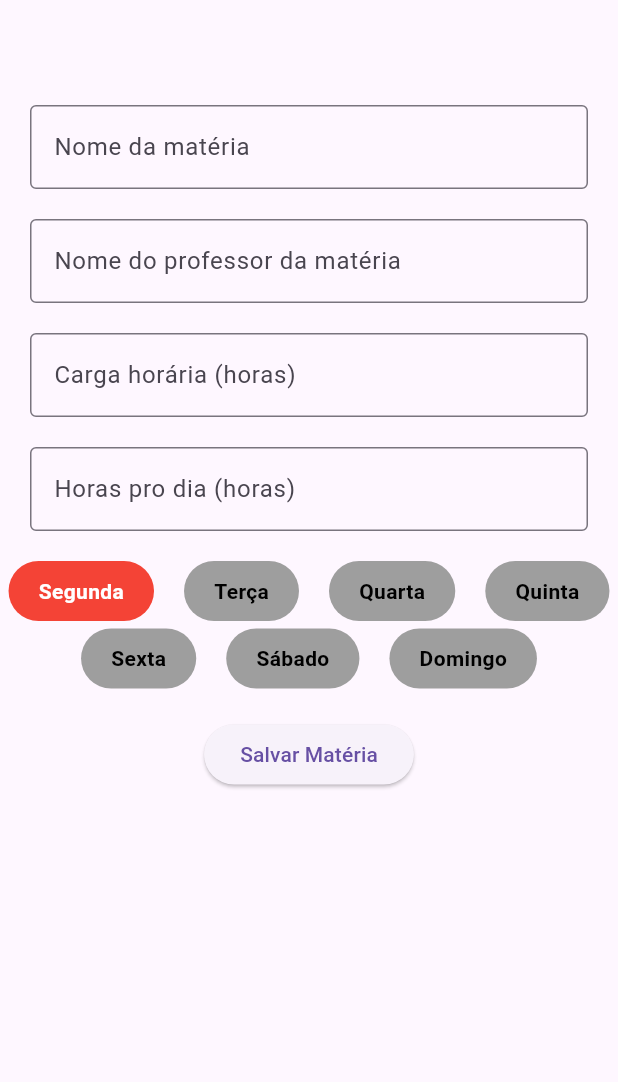
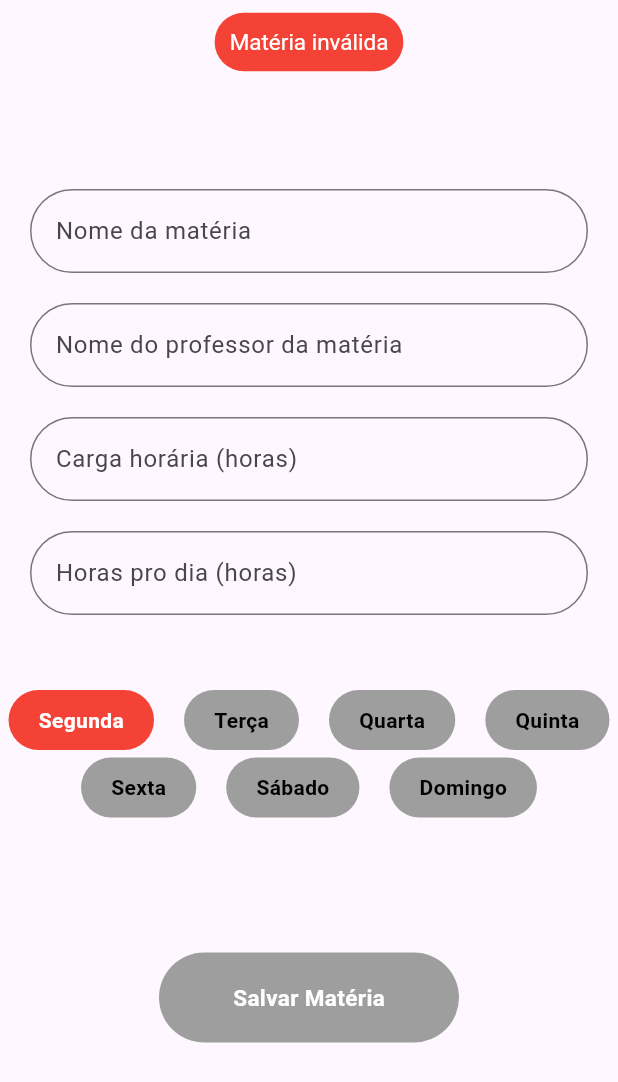
Before and after one commit to rafasdsm/studytracker_v2, a Flutter app: the screen it shows after launch, after a tap on "Segunda", on a phone screen of 412 x 824 dp. Shown: the top 1082 px of the screen. Run offline on Flutter 3.47's test engine with Material 3 defaults, Android fonts, the phone set to English and light mode, and no system bars; our stand-ins replace material_ui.

Commit message:
feat: add AppSession and Materia model; enhance MateriaFormPage validation

```diff
--- a/lib/main.dart
+++ b/lib/main.dart
@@ -1,4 +1,5 @@
 import 'package:material_ui/material_ui.dart';
+import 'package:studytracker_v2/model/localbank.dart';
 import 'pages/materiaform.dart';
 
 void main() {
--- /dev/null
+++ b/lib/model/localbank.dart
@@ -0,0 +1,17 @@
+import 'package:studytracker_v2/model/models.dart';
+
+class AppSession {
+  // Private static instance
+  static AppSession? _instance;
+
+  // Private named constructor
+  AppSession._();
+
+  List<Materia> materias = [];
+
+  // Factory constructor that ensures only one instance
+  factory AppSession() {
+    _instance ??= AppSession._();
+    return _instance!;
+  }
+}
--- /dev/null
+++ b/lib/model/models.dart
@@ -0,0 +1,71 @@
+enum TiposNota{
+  Trabalho,
+  Prova
+}
+
+List<String> diasDaSemana = [
+  "Segunda",
+  "Terca",
+  "Quarta",
+  "Quinta",
+  "Sexta",
+  "Sabado",
+  "Domingo"
+];
+
+class Materia{
+  int cargahoraria;
+  int horapordia;
+  String professor;
+  String nome;
+  List<Nota> notas = [];
+  List<bool> semana;
+
+  double gerar_media(){
+    double media = 0;
+    double num = 0;
+    for(var i in notas){
+      num += (i.nota*i.peso);
+    }
+    media = num/notas.length;
+    return media;
+  }
+
+  List<String> dias_da_semana_por_nome(){
+    int cont = 0;
+    List<String> _diadasemana = [];
+    for(var i in semana){
+      if(i == true){
+        _diadasemana.add(diasDaSemana[cont]);
+      }
+      cont ++;
+    }
+    return _diadasemana;
+  }
+
+  Materia({
+    required this.cargahoraria,
+    required this.horapordia,
+    required this.professor,
+    required this.nome,
+    required this.semana,
+  });
+}
+
+class Nota{
+  double nota;
+  int peso;
+  NotaTipo tipo;
+  Nota({
+    required this.nota,
+    required this.peso,
+    required this.tipo,
+  });
+}
+
+class NotaTipo{
+  TiposNota tipodanota;
+  NotaTipo({
+    required this.tipodanota
+  });
+}
--- a/lib/pages/materiaform.dart
+++ b/lib/pages/materiaform.dart
@@ -1,5 +1,6 @@
-import 'package:flutter/services.dart';
 import 'package:material_ui/material_ui.dart';
+import 'package:studytracker_v2/model/localbank.dart';
+import 'package:studytracker_v2/model/models.dart';
 
 class MateriaFormPage extends StatefulWidget {
   const MateriaFormPage({super.key});
@@ -13,33 +14,128 @@ class _MateriaFormPageState extends State<MateriaFormPage> {
   final TextEditingController _professor = TextEditingController();
   final TextEditingController _cargahoraria = TextEditingController();
   final TextEditingController _horadiaria = TextEditingController();
+  final AppSession _appSession = AppSession();
+  String error = "";
   List<bool> dias = [false, false, false, false, false, false, false];
+  bool save = false;
 
   @override
   void dispose() {
     super.dispose();
     _materia.dispose();
     _professor.dispose();
+    _cargahoraria.dispose();
+    _horadiaria.dispose();
+    dias.clear();
+    for (var i = 0; i < 7; i++) {
+      dias.add(false);
+    }
+  }
+
+  void _validacao() {
+    setState(() {
+      if (_materia.text.isEmpty) {
+        error = "Matéria inválida";
+        save = false;
+      } else if (_professor.text.isEmpty) {
+        error = "Nome do Professor inválida";
+        save = false;
+      } else if (_cargahoraria.text.isEmpty) {
+        error = "Coloque uma carga horária válida";
+        save = false;
+      } else if (_horadiaria.text.isEmpty) {
+        error = "Coloque quantas horas de aula você tem por dia";
+        save = false;
+      } else if (int.parse(_cargahoraria.text) == 0) {
+        error = "Coloque uma carga horária maior que 0";
+        save = false;
+      } else if (int.parse(_horadiaria.text) == 0) {
+        error = "A hora diária deve ser maior que 0";
+        save = false;
+      } else if (int.parse(_cargahoraria.text) <= int.parse(_horadiaria.text)) {
+        error =
+            "A carga horária não pode ser\n menor ou igual que a carga diária";
+        save = false;
+      } else if (!dias.contains(true)) {
+        error = "Selecione pelo menos um dia para a matéria";
+        save = false;
+      } else {
+        error = "";
+        save = true;
+      }
+    });
   }
 
   @override
   Widget build(BuildContext context) {
     return Scaffold(
+      /*
+      O appbar mostra os dialogos de erro.
+      Sempre que o usuário digita algo, é validado pela função "_validacao"
+      O mesmo se aplica quando ele clica no botão dos dias
+      O usuário só poderá salvar a matéria se ele preencher todos os dados de maneira cooerente
+
+      /////////////////////////////////////////////////////////////////////////////////
+
+      Logica dos dados:
+        - O nome da matéria não pode ser em branco
+        - O nome do professor não pode ser em branco
+        - A carga horária não pode ser em branco
+        - A carga horária não pode ser 0
+        - A carga horária tem que ser maior que as horas por dia
+        - As horas por dia não podem ser em branco
+        - As horas pro dia não podem ser 0
+        - As horas por dia não podem ser maior que a carga horária do curso
+        - Tem que ter pelo menos um dia atribuido ao curso
+
+      */
+      appBar: AppBar(
+        centerTitle: true,
+        title: Container(
+          decoration: BoxDecoration(
+            borderRadius: BorderRadius.circular(20),
+            color: Colors.red,
+          ),
+          child: Padding(
+            padding: error.length > 0
+                ? EdgeInsets.all(10)
+                : EdgeInsetsGeometry.all(0),
+            child: Text(
+              error,
+              textAlign: TextAlign.center,
+              style: TextStyle(color: Colors.white, fontSize: 15),
+            ),
+          ),
+        ),
+      ),
       body: SafeArea(
         child: SingleChildScrollView(
           child: Column(
             spacing: 20,
             children: [
               SizedBox(height: 50),
-              inputcontainer("Nome da matéria", _materia,TextInputType.text),
-              inputcontainer("Nome do professor da matéria", _professor,TextInputType.name),
+              inputcontainer("Nome da matéria", _materia, TextInputType.text),
+              inputcontainer(
+                "Nome do professor da matéria",
+                _professor,
+                TextInputType.name,
+              ),
               ///////////////////////////
               //                       //
               // Trocar por um Ratio?  //
               //                       //
               ///////////////////////////
-              inputcontainer("Carga horária (horas)", _cargahoraria,TextInputType.number), // ratio
-              inputcontainer("Horas pro dia (horas)", _horadiaria,TextInputType.number), // ratio
+              inputcontainer(
+                "Carga horária (horas)",
+                _cargahoraria,
+                TextInputType.number,
+              ), // ratio
+              inputcontainer(
+                "Horas pro dia (horas)",
+                _horadiaria,
+                TextInputType.number,
+              ), // ratio
+              SizedBox(height: 10),
               Padding(
                 padding: EdgeInsets.only(left: 5, right: 5),
                 child: Wrap(
@@ -58,7 +154,45 @@ class _MateriaFormPageState extends State<MateriaFormPage> {
                   ],
                 ),
               ),
-              ElevatedButton(onPressed: () {}, child: Text("Salvar Matéria")),
+              SizedBox(height: 50),
+              GestureDetector(
+                onTap: () {
+                  String professornome = _professor.text;
+                  String materia = _materia.text;
+                  int cargahoraria = 0;
+                  int horaspordia = 0;
+                  if (error == "" && save == true) {
+                    cargahoraria = int.parse(_cargahoraria.text);
+                    horaspordia = int.parse(_horadiaria.text);
+                    Materia matobject = Materia(
+                      cargahoraria: cargahoraria,
+                      horapordia: horaspordia,
+                      nome: materia,
+                      professor: professornome,
+                      semana: dias,
+                    );
+                    _appSession.materias.add(matobject);
+                    Navigator.pop(context);
+                  }
+                },
+                child: Container(
+                  alignment: Alignment.center,
+                  width: 200,
+                  height: 60,
+                  decoration: BoxDecoration(
+                    color: save == false ? Colors.grey : Colors.blue,
+                    borderRadius: BorderRadius.circular(30),
+                  ),
+                  child: Text(
+                    "Salvar Matéria",
+                    style: TextStyle(
+                      color: Colors.white,
+                      fontSize: 15,
+                      fontWeight: FontWeight.bold,
+                    ),
+                  ),
+                ),
+              ),
             ],
           ),
         ),
@@ -76,10 +210,9 @@ class _MateriaFormPageState extends State<MateriaFormPage> {
     return GestureDetector(
       onTap: () {
         setState(() {
-          selected = selected == false ? true : false;
-          dias[index - 1] = selected;
-          print("Dias: $dia");
+          dias[index - 1] = !dias[index - 1];
         });
+        _validacao();
       },
       child: Container(
         decoration: BoxDecoration(
@@ -100,14 +233,22 @@ class _MateriaFormPageState extends State<MateriaFormPage> {
     );
   }
 
-  Padding inputcontainer(String hint, TextEditingController textController, TextInputType inputtype) {
+  Padding inputcontainer(
+    String hint,
+    TextEditingController textController,
+    TextInputType inputtype,
+  ) {
     return Padding(
       padding: EdgeInsets.only(left: 20, right: 20),
       child: TextField(
         keyboardType: inputtype,
+        onChanged: (text) => _validacao(),
         controller: textController,
         decoration: InputDecoration(
-          border: OutlineInputBorder(),
+          border: OutlineInputBorder(
+            borderRadius: BorderRadius.circular(30),
+            gapPadding: 5,
+          ),
           label: Text(hint),
         ),
       ),
```
